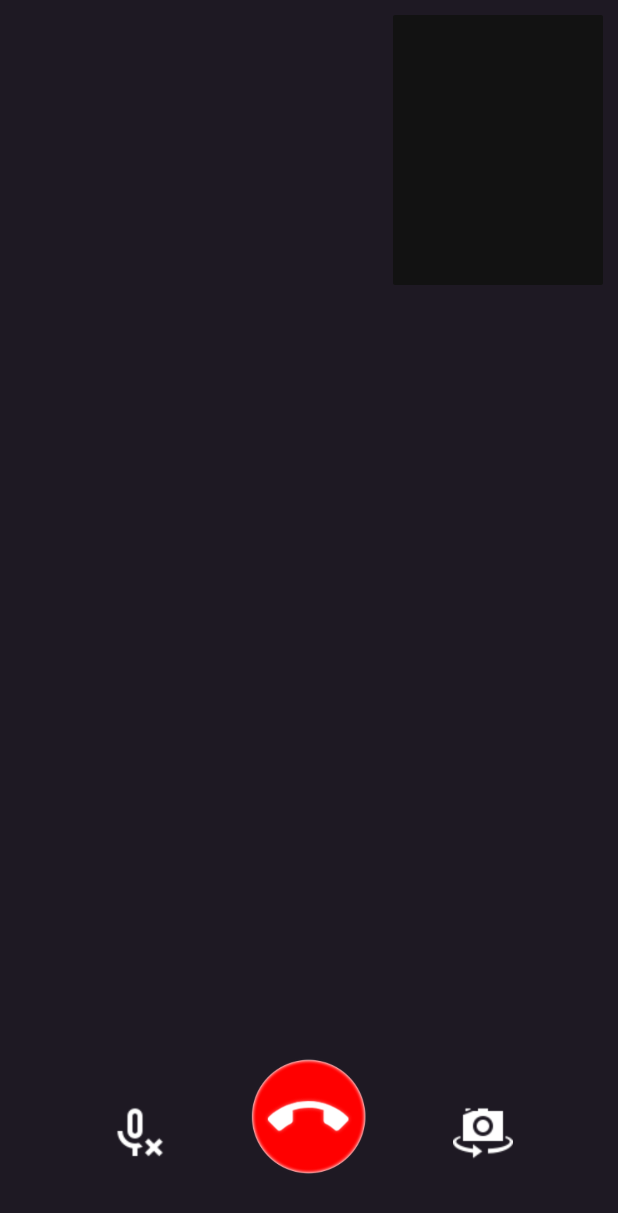
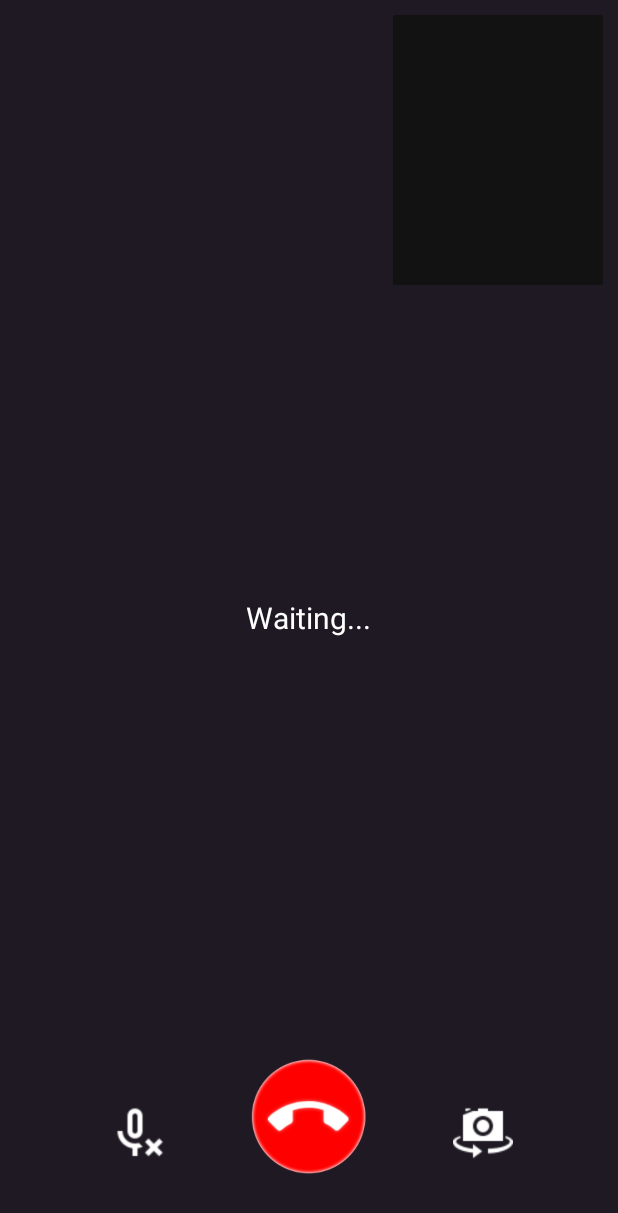
Before and after one commit to hsn6797/Magrooz-SufnaTech, an Android app: the VideoChatActivity screen opened directly, with no data from a screen before it, on a phone screen of 412 x 824 dp. Shown: the top 1213 px of the screen. Run offline under Robolectric (Android 15) with nearby library versions, the phone set to English and light mode, and no system bars; our stand-ins replace Firebase (no records; nobody signed in at launch, a user with empty details on screens opened directly); libraries missing offline, so code that uses them is left out: com.opentok.android, pub.devrel.easypermissions; network calls fail; 1 statement that could not run was skipped.

Commit message:
All work Done for submittion! V0.3

```diff
--- a/app/src/main/java/com/sufnatech/magrooz/Activities/StartLiveTalkActivity.java
+++ b/app/src/main/java/com/sufnatech/magrooz/Activities/StartLiveTalkActivity.java
@@ -62,7 +62,7 @@ public class StartLiveTalkActivity extends AppCompatActivity {
     private InterstitialAd mInterstitialAd;
     private AdView mAdView;
 
-
+    private static String interstitalad = "ca-app-pub-1410667554869432/1247637562";
 
 
 
@@ -84,7 +84,7 @@ public class StartLiveTalkActivity extends AppCompatActivity {
 
 
 
-    String interstitalad = "ca-app-pub-3940256099942544/1033173712";
+
 
 
     private void init(){
--- a/app/src/main/java/com/sufnatech/magrooz/Activities/VideoChatActivity.java
+++ b/app/src/main/java/com/sufnatech/magrooz/Activities/VideoChatActivity.java
@@ -10,10 +10,13 @@ import android.content.Intent;
 import android.hardware.Camera;
 import android.opengl.GLSurfaceView;
 import android.os.Bundle;
+import android.os.CountDownTimer;
 import android.util.Log;
 import android.view.View;
 import android.widget.FrameLayout;
 import android.widget.ImageButton;
+import android.widget.TextView;
+import android.widget.Toast;
 
 import com.google.android.gms.tasks.OnCompleteListener;
 import com.google.android.gms.tasks.OnFailureListener;
@@ -63,6 +66,7 @@ public class VideoChatActivity extends AppCompatActivity  implements
     private ImageButton EndCallButton;
     private ImageButton swapcamera;
     private ImageButton muteMIC;
+    private TextView Waitingforsubs;
 
 
 
@@ -79,6 +83,10 @@ public class VideoChatActivity extends AppCompatActivity  implements
     String currentUserID = "";
     String UserType = "";
     boolean mic_mute = false;
+
+    CountDownTimer Timer;
+    private long intervalmillis = 10000;
+    boolean subscribercame;
 
 
     private void init(){
@@ -111,6 +119,15 @@ public class VideoChatActivity extends AppCompatActivity  implements
         EndCallButton =(ImageButton) findViewById(R.id.EndCall);
         swapcamera =(ImageButton)findViewById(R.id.Swapcamera);
         muteMIC =(ImageButton)findViewById(R.id.micMute);
+        Waitingforsubs = (TextView)findViewById(R.id.LoadingTxt);
+
+
+
+
+        //Setting the timer for subscriber come:
+
+
+
 
 
 
@@ -180,7 +197,6 @@ public class VideoChatActivity extends AppCompatActivity  implements
 
 
             }
-
 
     }
 
@@ -285,6 +301,8 @@ public class VideoChatActivity extends AppCompatActivity  implements
 
 
         if(subscriber == null){
+            Waitingforsubs.setText("Connected!");
+            Waitingforsubs.setVisibility(View.INVISIBLE);
 
             subscriber = new Subscriber.Builder(this,stream).build();
             session.subscribe(subscriber);
--- a/app/src/main/java/com/sufnatech/magrooz/Helpers/Dialog/AlertDialog.java
+++ b/app/src/main/java/com/sufnatech/magrooz/Helpers/Dialog/AlertDialog.java
@@ -4,12 +4,9 @@ import android.app.Activity;
 import android.app.Dialog;
 import android.content.Context;
 import android.content.DialogInterface;
-import android.widget.ProgressBar;
 
 import androidx.appcompat.app.AppCompatActivity;
 
-import com.github.ybq.android.spinkit.sprite.Sprite;
-import com.github.ybq.android.spinkit.style.DoubleBounce;
 import com.sufnatech.magrooz.R;
 
 public class AlertDialog extends AppCompatActivity {
--- a/app/src/main/res/layout/activity_start_live_talk.xml
+++ b/app/src/main/res/layout/activity_start_live_talk.xml
@@ -37,11 +37,11 @@
 
         <com.google.android.gms.ads.AdView
             xmlns:ads="http://schemas.android.com/apk/res-auto"
-            android:layout_width="match_parent"
-            android:layout_height="match_parent"
+            android:layout_width="wrap_content"
+            android:layout_height="wrap_content"
             android:layout_gravity="center"
             android:id="@+id/adView2"
-            ads:adSize = "BANNER"
+            ads:adSize = "MEDIUM_RECTANGLE"
             ads:adUnitId = "@string/admob_banner_id1"
             />
 
--- a/app/src/main/res/layout/activity_video_chat.xml
+++ b/app/src/main/res/layout/activity_video_chat.xml
@@ -18,7 +18,6 @@
             android:layout_height="match_parent"
             android:id="@+id/subsciberContainer"
             >
-
 
             <FrameLayout
                 android:layout_width="140dp"
@@ -71,6 +70,18 @@
 
         />
 
+    <TextView
+        android:layout_width="wrap_content"
+        android:layout_height="wrap_content"
+        android:layout_centerInParent="true"
+        android:text="Waiting..."
+        android:textSize="20sp"
+        android:textColor="@color/whitealert"
+        android:layout_marginBottom="40dp"
+        android:id="@+id/LoadingTxt"
+
+        />
+
 
 
 </RelativeLayout>
```
Also changed, not shown: app/src/main/res/values/strings.xml (+4 -3 lines).
